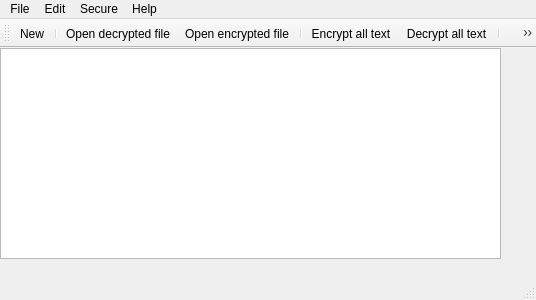
The window that mainwindow.ui (lutayev/SecureNote) describes before a commit, drawn with Qt 5.
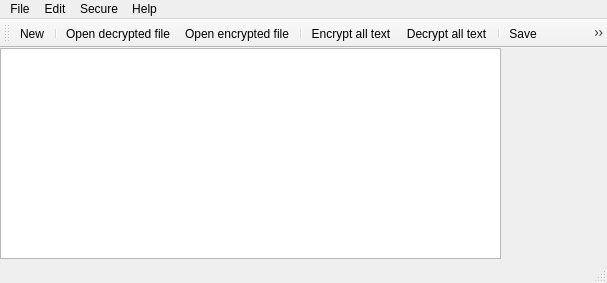
The same window after the commit. Icons and pictures are not drawn.

```diff
--- a/mainwindow.ui
+++ b/mainwindow.ui
@@ -6,8 +6,8 @@
    <rect>
     <x>0</x>
     <y>0</y>
-    <width>536</width>
-    <height>300</height>
+    <width>607</width>
+    <height>283</height>
    </rect>
   </property>
   <property name="windowTitle">
@@ -27,11 +27,23 @@
   </widget>
   <widget class="QStatusBar" name="statusBar"/>
   <widget class="QToolBar" name="mainToolBar">
+   <property name="sizePolicy">
+    <sizepolicy hsizetype="Preferred" vsizetype="Preferred">
+     <horstretch>0</horstretch>
+     <verstretch>0</verstretch>
+    </sizepolicy>
+   </property>
+   <property name="iconSize">
+    <size>
+     <width>32</width>
+     <height>32</height>
+    </size>
+   </property>
    <attribute name="toolBarArea">
     <enum>TopToolBarArea</enum>
    </attribute>
    <attribute name="toolBarBreak">
-    <bool>false</bool>
+    <bool>true</bool>
    </attribute>
    <addaction name="actionNew"/>
    <addaction name="separator"/>
@@ -57,7 +69,7 @@
     <rect>
      <x>0</x>
      <y>0</y>
-     <width>536</width>
+     <width>607</width>
      <height>21</height>
     </rect>
    </property>
```
